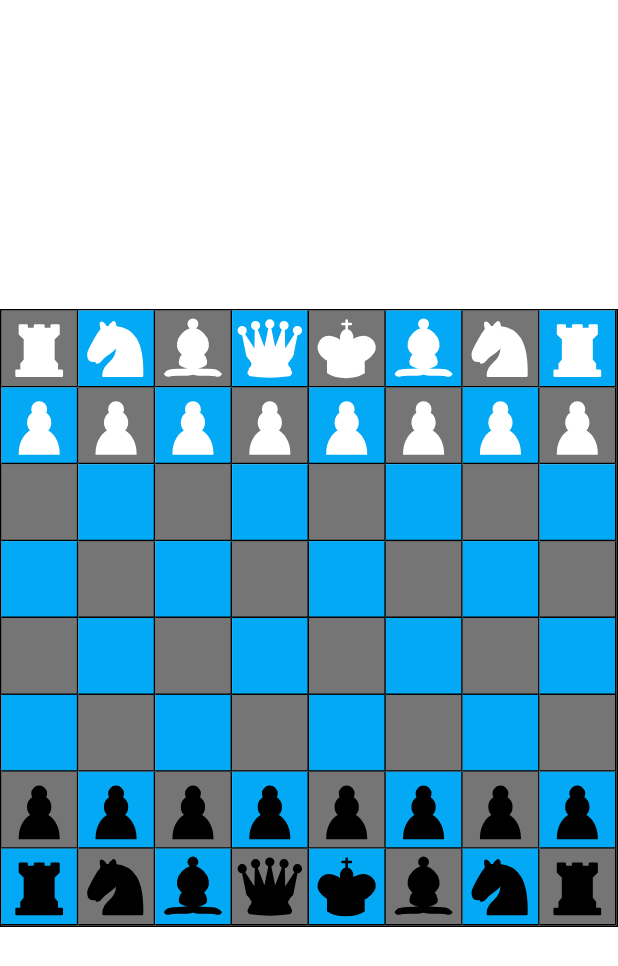
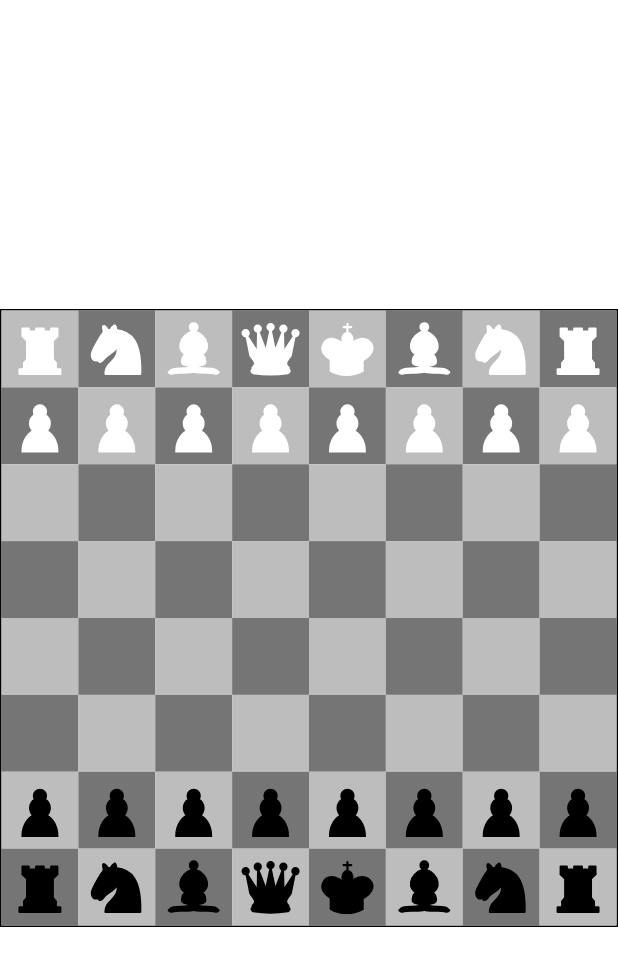
Before and after one commit to Jeeva111/flutter-chess-with-gemini, a Flutter app: the screen it shows after launch, on a phone screen of 412 x 824 dp. Shown: the top 966 px of the screen. Run offline on Flutter 3.47's test engine with Material 3 defaults, Android fonts, the phone set to English and light mode, and no system bars; our stand-ins replace flutter_svg.

Commit message:
Board color updated

```diff
--- a/lib/boards/chess_board.dart
+++ b/lib/boards/chess_board.dart
@@ -19,9 +19,9 @@ interface class ChessBoardRenderParams {
 
 abstract class ChessBoard {
   abstract final ({
-    Color box1,
-    Color box2,
-    Color selectedColor
+    Color? box1,
+    Color? box2,
+    Color? selectedColor
   }) boxColor;
   const ChessBoard();
   Widget render(ChessBoardRenderParams params);
```
Also changed, not shown: lib/board.dart (+36 -4 lines), lib/boards/classic_board.dart (+9 -8 lines).
